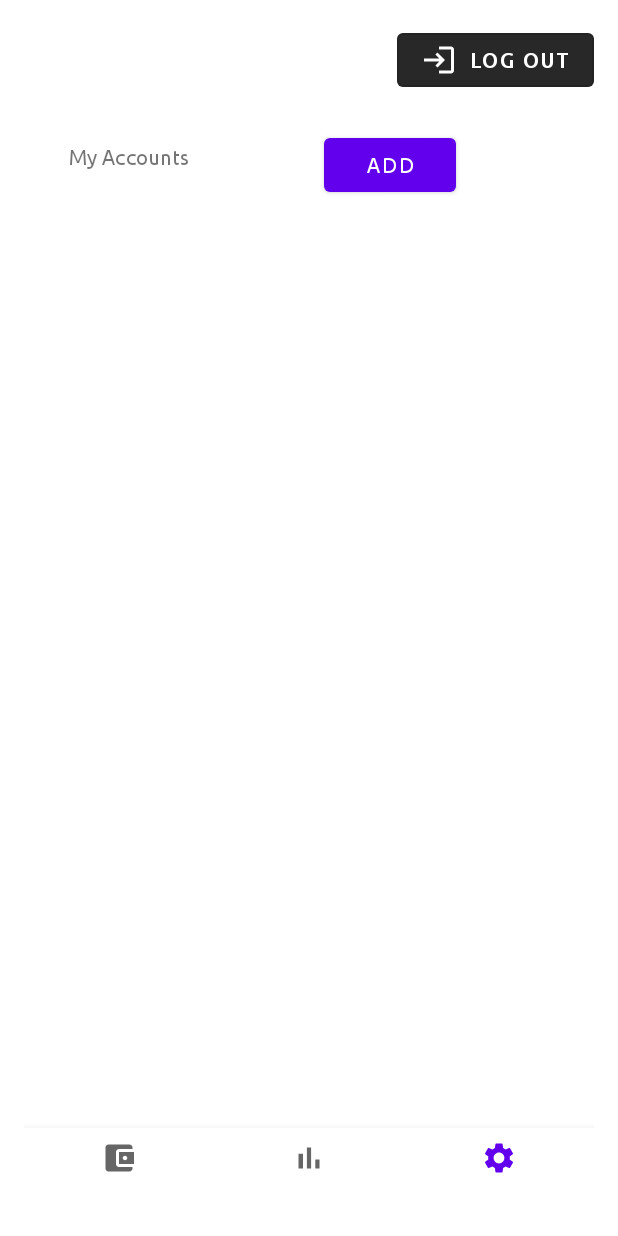
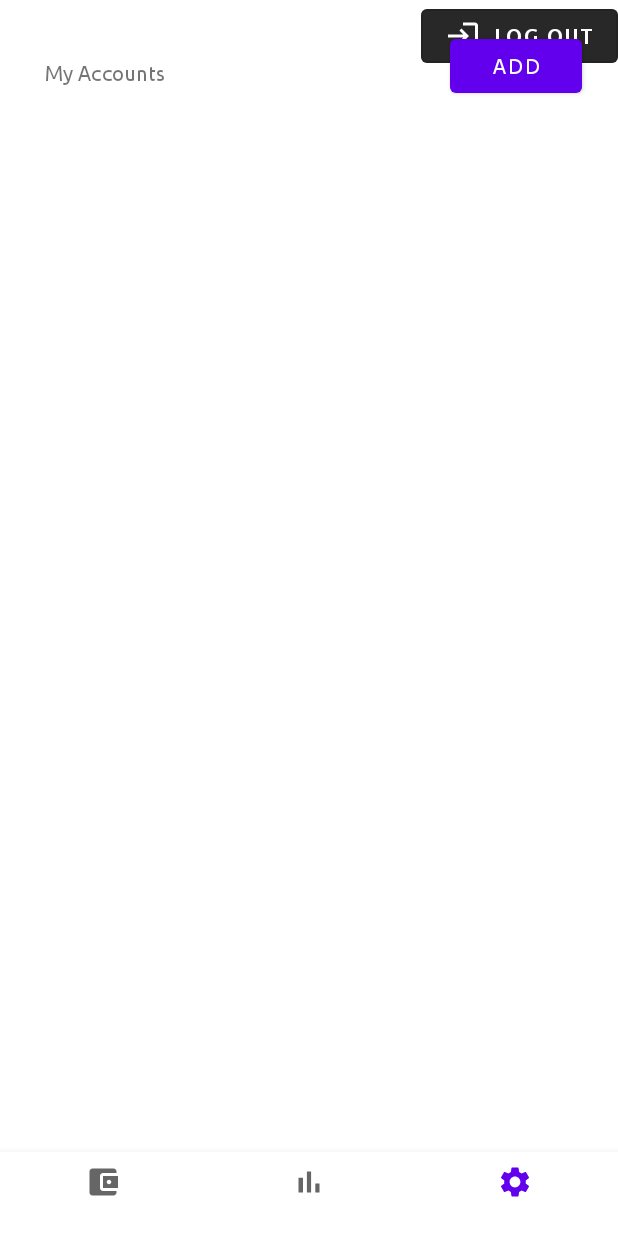
Before and after one commit to KrustyKrab-UCSD/Banknote, an Android app: the MainActivity screen opened directly, with no data from a screen before it, item 3 of the bottom bar chosen, on a phone screen of 412 x 824 dp. Run offline under Robolectric (Android 15) with nearby library versions, the light colour scheme and no system bars; our stand-ins replace androidx.preference, data binding; libraries missing offline, so code that uses them is left out: com.parse.

Commit message:
Accounts screen aesthetics

```diff
--- a/app/build.gradle
+++ b/app/build.gradle
@@ -53,4 +53,6 @@ dependencies {
     // Glide v4 uses this new annotation processor -- see https://bumptech.github.io/glide/doc/generatedapi.html
     annotationProcessor 'com.github.bumptech.glide:compiler:4.12.0'
 
+    implementation 'com.android.support:preference-v7:23.0.1'
+
 }
--- a/app/src/main/java/com/example/banknote/AccountsAdapter.java
+++ b/app/src/main/java/com/example/banknote/AccountsAdapter.java
@@ -23,7 +23,7 @@ public class AccountsAdapter extends RecyclerView.Adapter<AccountsAdapter.ViewHo
 
         public ViewHolder(@NonNull View itemView) {
             super(itemView);
-            tvAccountName = itemView.findViewById(R.id.tvAccountName);
+            tvAccountName = itemView.findViewById(R.id.etAccountName);
         }
 
         public void bind(Account account) {
--- a/app/src/main/java/com/example/banknote/MainActivity.java
+++ b/app/src/main/java/com/example/banknote/MainActivity.java
@@ -42,7 +42,7 @@ public class MainActivity extends AppCompatActivity {
             @Override
             public boolean onNavigationItemSelected(@NonNull MenuItem item) {
                 // uninitialize once fragments are set up
-                Fragment fragment = null;
+                Fragment fragment = new AccountsFragment();
                 // fragment names subject to change
                 switch (item.getItemId()) {
                     case R.id.action_settings:
--- a/app/src/main/java/com/example/banknote/NewAccountActivity.java
+++ b/app/src/main/java/com/example/banknote/NewAccountActivity.java
@@ -98,7 +98,7 @@ public class NewAccountActivity extends AppCompatActivity {
     private void saveAccount(String accountName, String bankName, String accountPassword, Long accountNumber, Long balance, ParseUser currentUser) {
         Account account = new Account();
         account.setAccountName(accountName);
-        account.setBankName(bankName);
+        account.setBank(bankName);
         account.setAccountNumber(accountNumber);
         account.setPassword(accountPassword);
         account.setBalance(balance);
--- a/app/src/main/java/com/example/banknote/ParseApplication.java
+++ b/app/src/main/java/com/example/banknote/ParseApplication.java
@@ -2,8 +2,11 @@ package com.example.banknote;
 
 import android.app.Application;
 
+import com.example.banknote.Models.Account;
 import com.example.banknote.Models.AccountUser;
+import com.example.banknote.Models.Bank;
 import com.parse.Parse;
+import com.parse.ParseObject;
 import com.parse.ParseUser;
 
 public class ParseApplication extends Application {
@@ -25,6 +28,8 @@ public class ParseApplication extends Application {
         // any network interceptors must be added with the Configuration Builder given this syntax
 
         ParseUser.registerSubclass(AccountUser.class);
+        ParseObject.registerSubclass(Account.class);
+        ParseObject.registerSubclass(Bank.class);
 
         Parse.initialize(new Parse.Configuration.Builder(this)
                 .applicationId("GJ0NAqhqnj7PMOsBhOaC4c0Sf0hJaSMLmCui9wr0")
--- a/app/src/main/res/layout/activity_main.xml
+++ b/app/src/main/res/layout/activity_main.xml
@@ -6,7 +6,6 @@
     <RelativeLayout
         android:layout_width="match_parent"
         android:layout_height="match_parent"
-        android:layout_margin="16dp"
         android:orientation="vertical"
         tools:context=".MainActivity">
 
--- a/app/src/main/res/layout/fragment_accounts.xml
+++ b/app/src/main/res/layout/fragment_accounts.xml
@@ -9,7 +9,7 @@
         android:id="@+id/rvAccounts"
         android:layout_width="match_parent"
         android:layout_height="wrap_content"
-        android:layout_marginTop="120dp"
+        android:layout_marginTop="90dp"
         android:padding="40dp" />
 
     <TextView
@@ -17,16 +17,16 @@
         android:layout_width="wrap_content"
         android:layout_height="wrap_content"
         android:layout_marginLeft="30dp"
-        android:layout_marginTop="80dp"
+        android:layout_marginTop="40dp"
         android:fontFamily="@font/ubuntu_regular"
         android:text="My Accounts" />
 
     <Button
-        android:id="@+id/btnAddAccount"
+        android:id="@+id/button"
         android:layout_width="wrap_content"
         android:layout_height="wrap_content"
-        android:layout_marginLeft="200dp"
-        android:layout_marginTop="70dp"
+        android:layout_marginLeft="300dp"
+        android:layout_marginTop="20dp"
         android:fontFamily="@font/ubuntu_regular"
         android:text="Add" />
 </FrameLayout>
--- a/app/src/main/res/layout/item_account.xml
+++ b/app/src/main/res/layout/item_account.xml
@@ -7,7 +7,7 @@
     android:orientation="vertical">
 
     <TextView
-        android:id="@+id/tvAccountName"
+        android:id="@+id/etAccountName"
         android:layout_width="wrap_content"
         android:layout_height="80dp"
         android:fontFamily="@font/ubuntu_regular"
```
Also changed, not shown: app/src/main/java/com/example/banknote/AccountsFragment.java (+24 -18 lines), app/src/main/java/com/example/banknote/Models/Account.java (+3 -14 lines), app/src/main/res/drawable/background_account.xml (added, +7 -0 lines), app/src/main/res/drawable/ic_bank.xml (added, +22 -0 lines), app/src/main/res/drawable/ic_right_arrow.xml (added, +10 -0 lines).
